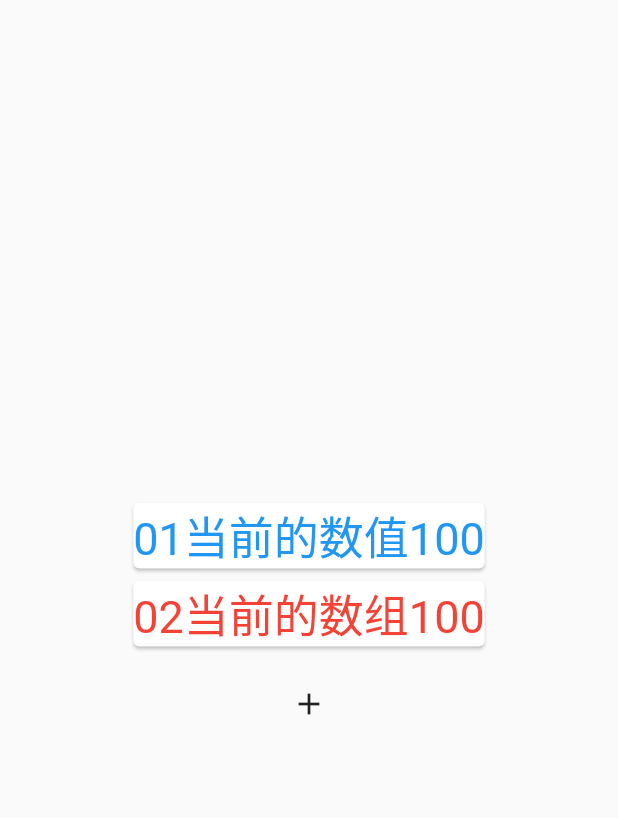
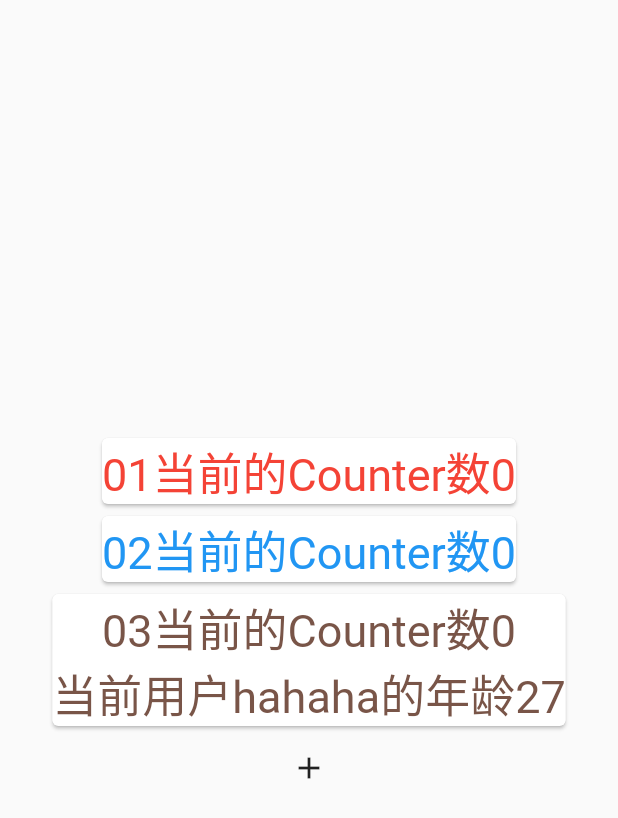
Before and after one commit to hxmfyht/flutter_learn, a Flutter app: the HomePage screen opened directly, on a phone screen of 412 x 824 dp. Shown: the top 818 px of the screen. Run offline on Flutter 3.47's test engine with Material 2 defaults, Android fonts, the phone set to English and light mode, and no system bars.

Commit message:
providerDemo

```diff
--- a/lib/status_manager_demo/main.dart
+++ b/lib/status_manager_demo/main.dart
@@ -1,10 +1,26 @@
-import 'package:flutter/cupertino.dart';
 import 'package:flutter/material.dart';
+import 'package:flutter_learn/status_manager_demo/provider/mode/user_mode.dart';
+import 'package:flutter_learn/status_manager_demo/provider/provider_demo.dart';
+import 'package:flutter_learn/status_manager_demo/provider/view_mode/counter_mode.dart';
+import 'package:flutter_learn/status_manager_demo/provider/view_mode/initialize_provider.dart';
+import 'package:flutter_learn/status_manager_demo/provider/view_mode/user_view_mode.dart';
+import 'package:provider/provider.dart';
 
 import 'inherited_widget.dart';
 
-void main(){
-  runApp(StatusManagerDemo());
+void main() {
+  runApp(
+    ///多个数据模型优化前
+      // ChangeNotifierProvider(
+      // create: (_) => CounterMode(),
+      // child: ChangeNotifierProvider(
+      //     create: (_) => UserViewMode(UserMode(name: "hahaha", age: 27)),
+      //     child: StatusManagerDemo()))
+    ///多个数据模型优化后
+      MultiProvider(
+    providers:providers,
+    child: StatusManagerDemo(),
+  ));
 }
 
 class StatusManagerDemo extends StatelessWidget {
@@ -12,10 +28,7 @@ class StatusManagerDemo extends StatelessWidget {
 
   @override
   Widget build(BuildContext context) {
-    return MaterialApp(
-      title: "状态管理",
-      home:HomePage()
-    );
+    return MaterialApp(title: "状态管理", home: HomePage());
   }
 }
 
@@ -25,7 +38,7 @@ class HomePage extends StatelessWidget {
   @override
   Widget build(BuildContext context) {
     return Scaffold(
-      body:InheritedWidgetDemo(),
+      body: ProviderDemo(),
     );
   }
 }
--- a/lib/status_manager_demo/provider/mode/user_mode.dart
+++ b/lib/status_manager_demo/provider/mode/user_mode.dart
@@ -0,0 +1,5 @@
+class UserMode {
+  UserMode({required this.name,required this.age});
+  String name;
+  int age;
+}
--- a/lib/status_manager_demo/provider/provider_demo.dart
+++ b/lib/status_manager_demo/provider/provider_demo.dart
@@ -0,0 +1,154 @@
+import 'package:flutter/material.dart';
+import 'package:flutter_learn/status_manager_demo/provider/view_mode/counter_mode.dart';
+import 'package:flutter_learn/status_manager_demo/provider/view_mode/user_view_mode.dart';
+import 'package:provider/provider.dart';
+
+class ProviderDemo extends StatefulWidget {
+  const ProviderDemo({Key? key}) : super(key: key);
+
+  @override
+  State<ProviderDemo> createState() => _ProviderDemoState();
+}
+
+class _ProviderDemoState extends State<ProviderDemo> {
+  @override
+  Widget build(BuildContext context) {
+    return Center(
+      child: Column(
+        mainAxisAlignment: MainAxisAlignment.center,
+        children: [ShowData01(), ShowData02(), ShowData03(),AddButton()],
+      ),
+    );
+  }
+}
+
+class ShowData01 extends StatefulWidget {
+  const ShowData01({Key? key}) : super(key: key);
+
+  @override
+  State<ShowData01> createState() => _ShowData01State();
+}
+
+class _ShowData01State extends State<ShowData01> {
+  @override
+  Widget build(BuildContext context) {
+    int counter = Provider.of<CounterMode>(context).counter;
+    print("ShowData01State===>Provider.of===>刷新");
+    return Card(
+        child: Text("01当前的Counter数$counter",
+            style: TextStyle(color: Colors.red, fontSize: 30)));
+  }
+}
+
+class ShowData02 extends StatefulWidget {
+  const ShowData02({Key? key}) : super(key: key);
+
+  @override
+  State<ShowData02> createState() => _ShowData02State();
+}
+
+class _ShowData02State extends State<ShowData02> {
+  @override
+  Widget build(BuildContext context) {
+    print("ShowData02State===>Consumer=====>刷新");
+    return Card(
+        child: Consumer<CounterMode>(
+          builder: (context,counterMode,child){
+            return Text("02当前的Counter数${
+                counterMode.counter
+            }",
+                style: TextStyle(color: Colors.blue, fontSize: 30));
+          },
+        ));
+  }
+}
+
+class ShowData03 extends StatefulWidget {
+  const ShowData03({Key? key}) : super(key: key);
+
+  @override
+  State<ShowData03> createState() => _ShowData03State();
+}
+
+class _ShowData03State extends State<ShowData03> {
+  @override
+  Widget build(BuildContext context) {
+    return Card(
+      child: Consumer2<CounterMode,UserViewMode>(
+        builder:(context,counterMode,userViewMode,child){
+          return Column(
+            children: [
+              Text("03当前的Counter数${counterMode.counter}",style: TextStyle(
+                color: Colors.brown,fontSize: 30
+              )),
+          Text("当前用户${userViewMode.user.name}的年龄${userViewMode.user.age}",style: TextStyle(
+          color: Colors.brown,fontSize: 30
+          ))
+            ],
+          );
+        },
+      ),
+    );
+  }
+}
+
+
+class AddButton extends StatelessWidget {
+  const AddButton({Key? key}) : super(key: key);
+
+  // @override
+  // Widget build(BuildContext context) {
+  //   // TODO: implement build
+  //   print("AddButton===>build=====>刷新");
+  //   return Container(
+  //     child: Consumer<CounterMode>(
+  //         child: Icon(Icons.add),
+  //         builder: (context, counterMode, child) {
+  //           print("AddButton===>Consumer=====>刷新");
+  //           return IconButton(
+  //             icon: child!,
+  //             onPressed: () {
+  //               counterMode.counter = counterMode.counter+1;
+  //             },
+  //           );
+  //         }),
+  //   );
+  // }
+
+// @override
+//   Widget build(BuildContext context){
+//   return Container(
+//     child:Selector<CounterMode,CounterMode>(
+//       selector:(context,conterMode)=>conterMode,
+//       shouldRebuild: (previous, next)=>false,
+//       builder: (context,counterMode,child){
+//         print("Selector===>有没有刷新");
+//         return IconButton(
+//                         icon:Icon(Icons.add),
+//                         onPressed: () {
+//                           counterMode.counter = counterMode.counter+1;
+//                         },
+//                       );
+//       },
+//     )
+//   );
+// }
+
+  @override
+  Widget build(BuildContext context) {
+    return Container(
+        child: Consumer2<CounterMode, UserViewMode>(
+          child: Icon(Icons.add),
+          builder: (context, counterMode, userViewMode, child) {
+            return IconButton(
+              icon: child!,
+              onPressed: () {
+                counterMode.counter = counterMode.counter + 1;
+                userViewMode.userAge = counterMode.counter;
+              },
+            );
+          },
+        )
+    );
+  }
+}
--- a/lib/status_manager_demo/provider/view_mode/counter_mode.dart
+++ b/lib/status_manager_demo/provider/view_mode/counter_mode.dart
@@ -0,0 +1,13 @@
+import 'package:flutter/material.dart';
+
+
+class CounterMode extends ChangeNotifier {
+  int _counter = 0;
+
+  int get counter => _counter;
+
+  set counter(int value) {
+    _counter = value;
+    notifyListeners();
+  }
+}
--- a/lib/status_manager_demo/provider/view_mode/initialize_provider.dart
+++ b/lib/status_manager_demo/provider/view_mode/initialize_provider.dart
@@ -0,0 +1,13 @@
+import 'package:flutter_learn/status_manager_demo/provider/mode/user_mode.dart';
+import 'package:flutter_learn/status_manager_demo/provider/view_mode/user_view_mode.dart';
+import 'package:provider/provider.dart';
+import 'package:provider/single_child_widget.dart';
+
+import 'counter_mode.dart';
+
+List<SingleChildWidget> providers=
+  [
+    ChangeNotifierProvider(create: (_) => CounterMode()),
+    ChangeNotifierProvider(
+        create: (_) => UserViewMode(UserMode(name: "hahaha", age: 27))),
+  ];
--- a/lib/status_manager_demo/provider/view_mode/user_view_mode.dart
+++ b/lib/status_manager_demo/provider/view_mode/user_view_mode.dart
@@ -0,0 +1,15 @@
+import 'package:flutter/material.dart';
+import 'package:flutter_learn/status_manager_demo/provider/mode/user_mode.dart';
+
+class UserViewMode extends ChangeNotifier{
+  UserViewMode(this._user);
+
+  UserMode _user;
+
+  UserMode get user => _user;
+
+  set userAge(int age){
+    _user.age=age;
+  }
+
+}
--- a/pubspec.yaml
+++ b/pubspec.yaml
@@ -34,6 +34,7 @@ dependencies:
   # The following adds the Cupertino Icons font to your application.
   # Use with the CupertinoIcons class for iOS style icons.
   cupertino_icons: ^1.0.2
+  provider: ^6.0.4
 
 dev_dependencies:
   flutter_test:
```
